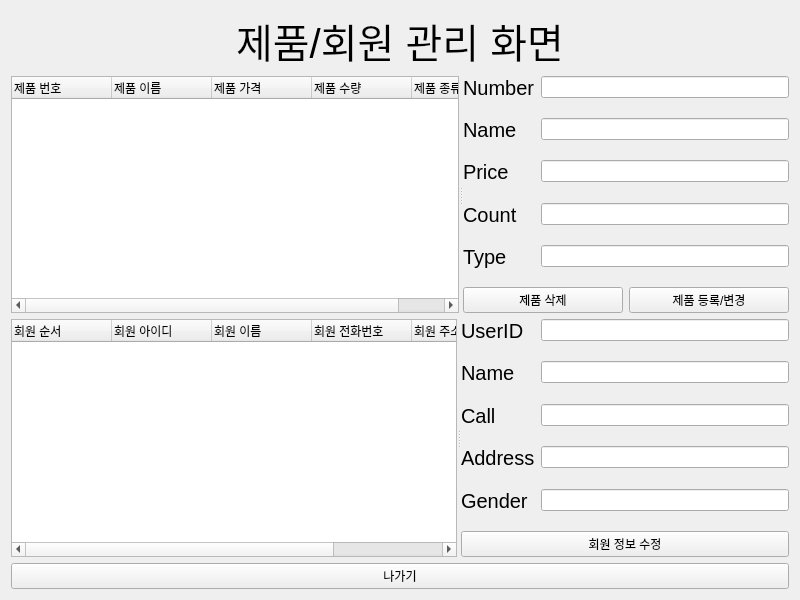
Old version of the form productmanager.ui in the repository YJinPort/Qt_project.
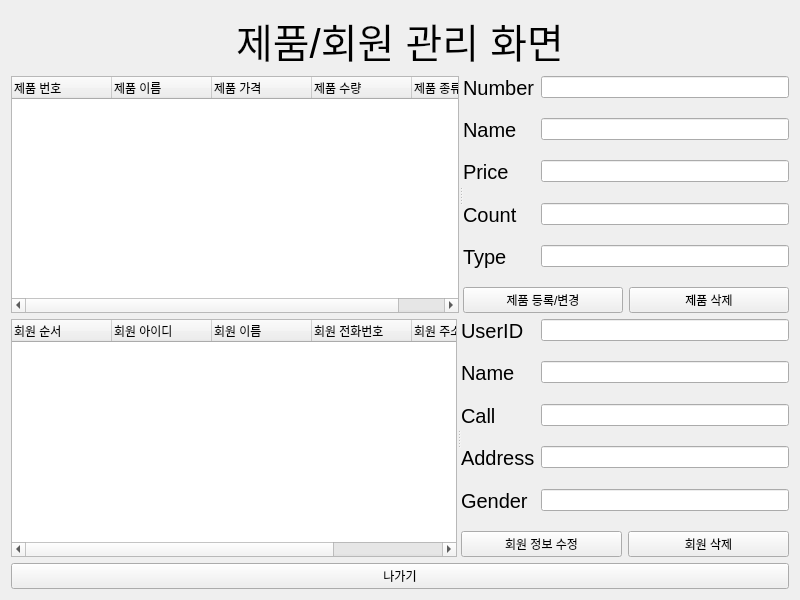
New version of the form.

Patch:
```diff
--- a/productmanager.ui
+++ b/productmanager.ui
@@ -63,7 +63,7 @@
          </property>
         </column>
        </widget>
-       <widget class="QWidget" name="">
+       <widget class="QWidget" name="layoutWidget">
         <layout class="QVBoxLayout" name="verticalLayout">
          <item>
           <layout class="QFormLayout" name="formLayout">
@@ -211,13 +211,6 @@
          </item>
          <item>
           <layout class="QHBoxLayout" name="horizontalLayout_2">
-           <item>
-            <widget class="QPushButton" name="pushButton_4">
-             <property name="text">
-              <string>제품 삭제</string>
-             </property>
-            </widget>
-           </item>
            <item>
             <widget class="QPushButton" name="pushButton">
              <property name="font">
@@ -230,6 +223,13 @@
              </property>
             </widget>
            </item>
+           <item>
+            <widget class="QPushButton" name="pushButton_4">
+             <property name="text">
+              <string>제품 삭제</string>
+             </property>
+            </widget>
+           </item>
           </layout>
          </item>
         </layout>
@@ -273,7 +273,7 @@
          </property>
         </column>
        </widget>
-       <widget class="QWidget" name="">
+       <widget class="QWidget" name="layoutWidget">
         <layout class="QVBoxLayout" name="verticalLayout_2">
          <item>
           <layout class="QFormLayout" name="formLayout_2">
@@ -433,6 +433,13 @@
              </property>
             </widget>
            </item>
+           <item>
+            <widget class="QPushButton" name="pushButton_5">
+             <property name="text">
+              <string>회원 삭제</string>
+             </property>
+            </widget>
+           </item>
           </layout>
          </item>
         </layout>
```
